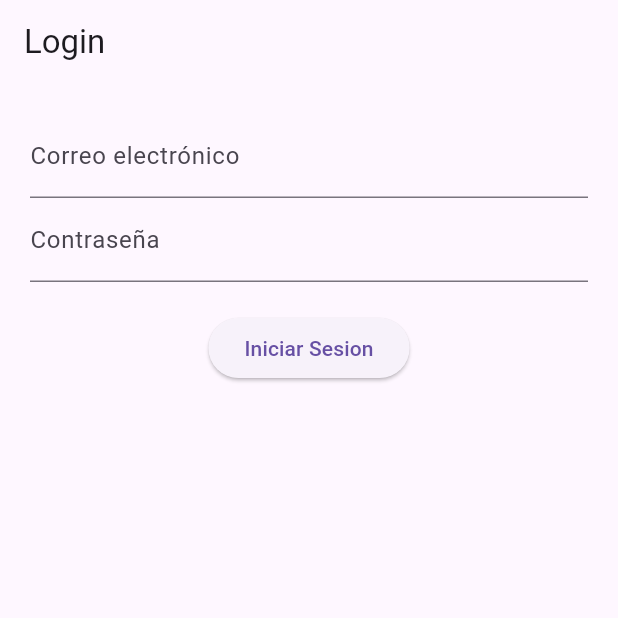
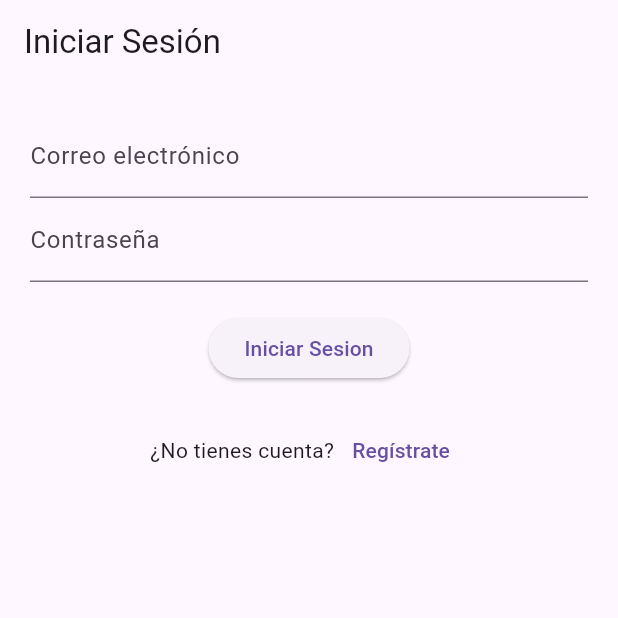
Before and after one commit to nico3003m/front_Hibridas-, a Flutter app: the screen it shows after launch, after a tap on "Inicie sesión", on a phone screen of 412 x 824 dp, the top half of it. Run offline on Flutter 3.47's test engine with Material 3 defaults, Android fonts, the phone set to English and light mode, and no system bars.

Commit message:
Se agrega obcion en login para redirigir a registrarce

```diff
--- a/front/lib/login.dart
+++ b/front/lib/login.dart
@@ -1,4 +1,5 @@
 import 'package:flutter/material.dart';
+import 'package:front/main.dart';
 import 'package:http/http.dart' as http;
 import 'dart:convert';
 
@@ -12,7 +13,7 @@ class loging extends StatelessWidget {
     return MaterialApp(
       debugShowCheckedModeBanner: false,
       title: 'login App',
-      home: RegisterScreen(), // Asegúrate que esta sea la pantalla inicial
+      home: RegisterScreen(),
     );
   }
 }
@@ -25,7 +26,6 @@ class RegisterScreen extends StatefulWidget {
 class _RegisterScreenState extends State<RegisterScreen> {
   final _formKey = GlobalKey<FormState>();
 
-  // Controladores para los campos de texto
   final TextEditingController userController = TextEditingController();
   final TextEditingController passController = TextEditingController();
   final TextEditingController nombreController = TextEditingController();
@@ -33,14 +33,12 @@ class _RegisterScreenState extends State<RegisterScreen> {
   final TextEditingController correoController = TextEditingController();
   final TextEditingController direccionController = TextEditingController();
 
-  // Mostrar mensajes tipo SnackBar
   void showMessage(String mensaje) {
     ScaffoldMessenger.of(
       context,
     ).showSnackBar(SnackBar(content: Text(mensaje)));
   }
 
-  // Función para registrar al usuario
   void register() async {
     if (_formKey.currentState!.validate()) {
       final response = await http.post(
@@ -61,19 +59,17 @@ class _RegisterScreenState extends State<RegisterScreen> {
     }
   }
 
-  // Interfaz gráfica
   @override
   Widget build(BuildContext context) {
     return Scaffold(
-      appBar: AppBar(title: Text('Login')),
+      appBar: AppBar(title: Text('Iniciar Sesión')),
       body: Padding(
         padding: const EdgeInsets.all(20.0),
         child: Form(
-          key: _formKey, // Llave para validar el formulario
+          key: _formKey,
           child: SingleChildScrollView(
             child: Column(
               children: [
-                // Correo electrónico
                 TextFormField(
                   controller: correoController,
                   decoration: InputDecoration(labelText: 'Correo electrónico'),
@@ -85,7 +81,6 @@ class _RegisterScreenState extends State<RegisterScreen> {
                     return null;
                   },
                 ),
-                // Contraseña
                 TextFormField(
                   controller: passController,
                   decoration: InputDecoration(labelText: 'Contraseña'),
@@ -99,10 +94,27 @@ class _RegisterScreenState extends State<RegisterScreen> {
                   },
                 ),
                 SizedBox(height: 20),
-                // Botón de registro
                 ElevatedButton(
                   onPressed: register,
                   child: Text('Iniciar Sesion'),
+                ),
+                SizedBox(height: 20),
+                Row(
+                  mainAxisAlignment: MainAxisAlignment.center,
+                  children: [
+                    Text("¿No tienes cuenta?"),
+                    TextButton(
+                      onPressed: () {
+                        Navigator.push(
+                          context,
+                          MaterialPageRoute(
+                            builder: (context) => MyApp(), // REEMPLAZA si usas otra pantalla
+                          ),
+                        );
+                      },
+                      child: Text('Regístrate'),
+                    ),
+                  ],
                 ),
               ],
             ),
@@ -112,3 +124,16 @@ class _RegisterScreenState extends State<RegisterScreen> {
     );
   }
 }
+
+// Pantalla de ejemplo para navegación (puedes cambiar el contenido)
+class MainScreen extends StatelessWidget {
+  @override
+  Widget build(BuildContext context) {
+    return Scaffold(
+      appBar: AppBar(title: Text('Pantalla de Registro')),
+      body: Center(
+        child: Text('Aquí iría la pantalla para registrar usuarios.'),
+      ),
+    );
+  }
+}
```
